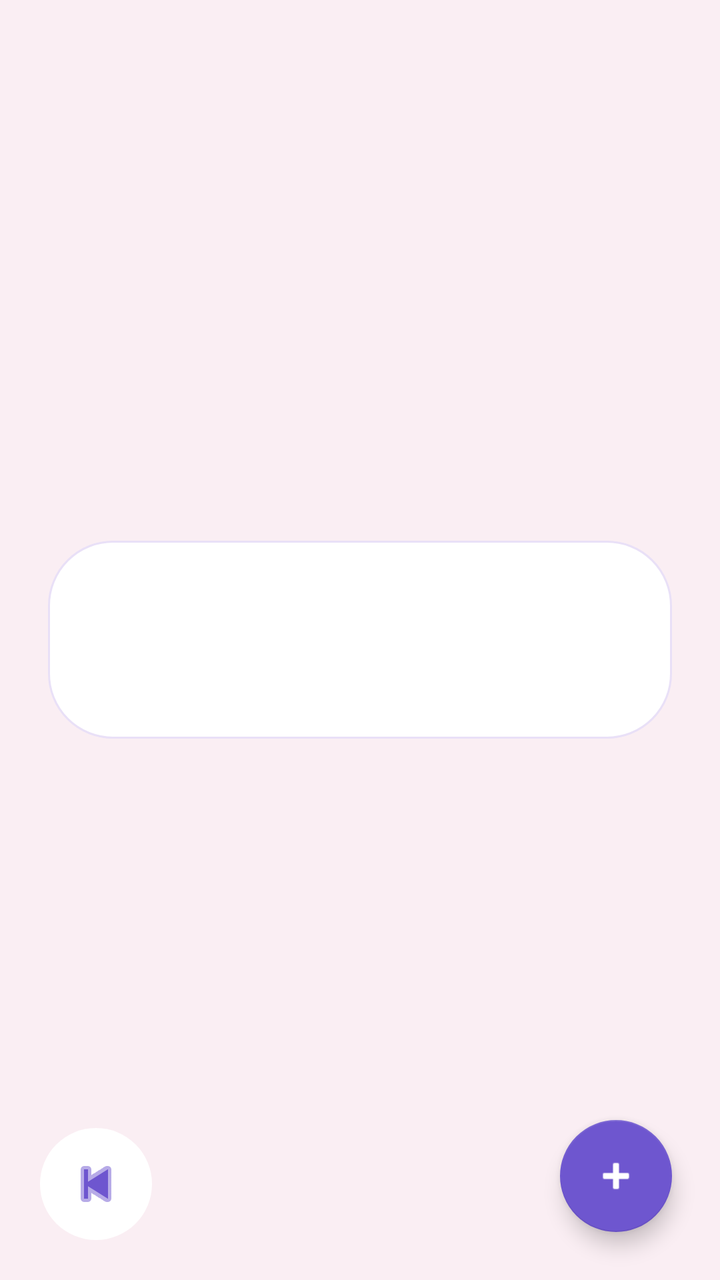
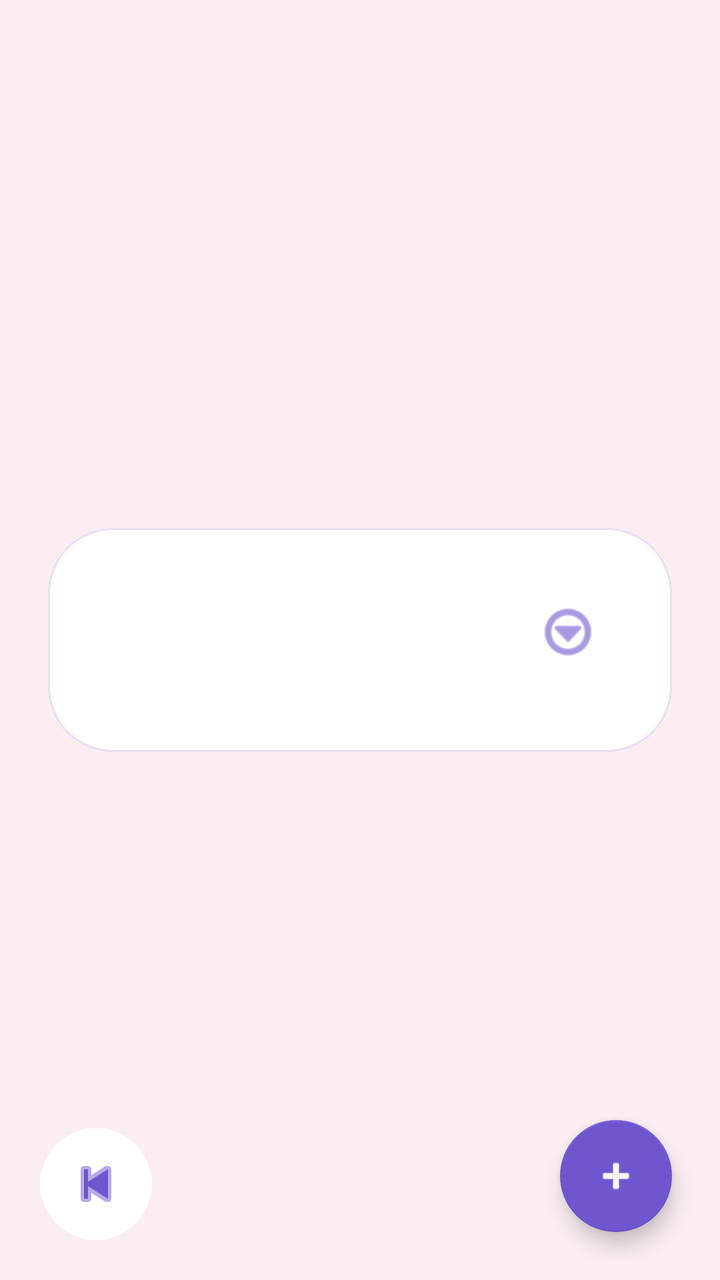

Compare the two renders of this Android layout. The source of the first and the diff that turns it into the second are given below.
<!-- AndroidManifest.xml: application theme Theme.Testando -->
<!-- res/layout/activity_child_tables.xml -->
<?xml version="1.0" encoding="utf-8"?>
<FrameLayout xmlns:android="http://schemas.android.com/apk/res/android"
    xmlns:app="http://schemas.android.com/apk/res-auto"
    android:layout_width="match_parent"
    android:layout_height="match_parent">

    <ScrollView
        android:layout_width="match_parent"
        android:layout_height="match_parent"
        android:background="@drawable/bg_screen_pink"
        android:fillViewport="true">

        <LinearLayout
            android:layout_width="match_parent"
            android:layout_height="match_parent"
            android:orientation="vertical"
            android:gravity="center"
            android:padding="24dp">

            <LinearLayout
                android:layout_width="match_parent"
                android:layout_height="wrap_content"
                android:background="@drawable/bg_card"
                android:orientation="vertical"
                android:padding="28dp">

                <TextView
                    android:id="@+id/tvChildName"
                    style="@style/TextTitle"
                    android:layout_width="wrap_content"
                    android:layout_height="wrap_content"
                    android:textSize="26sp" />

                <LinearLayout
                    android:id="@+id/containerTables"
                    android:layout_width="match_parent"
                    android:layout_height="wrap_content"
                    android:orientation="vertical"
                    android:layout_marginTop="8dp" />

            </LinearLayout>
        </LinearLayout>
    </ScrollView>

    <com.google.android.material.floatingactionbutton.FloatingActionButton
        android:id="@+id/fabAddTable"
        android:layout_width="wrap_content"
        android:layout_height="wrap_content"
        android:layout_gravity="bottom|end"
        android:layout_margin="24dp"
        android:src="@android:drawable/ic_input_add"
        app:backgroundTint="@color/title_purple"
        app:tint="@color/text_white" />

    <ImageView
        android:id="@+id/btnBack"
        android:layout_width="56dp"
        android:layout_height="56dp"
        android:layout_gravity="bottom|start"
        android:layout_margin="20dp"
        android:background="@drawable/bg_back_circle"
        android:src="@android:drawable/ic_media_previous"
        android:padding="12dp"
        app:tint="@color/title_purple" />

</FrameLayout>
<!-- resources referenced by this layout -->
<resources>
  <color name="text_white">#FFFFFF</color>
  <color name="title_purple">#6E56CF</color>
  <!-- drawable bg_back_circle (drawable) -->
  <?xml version="1.0" encoding="utf-8"?>
  <shape xmlns:android="http://schemas.android.com/apk/res/android">
      <solid android:color="#FFFFFF"/>
      <corners android:radius="50dp"/>
      <size android:width="56dp" android:height="56dp"/>
      <elevation android:shadowColor="#22000000"/>
  </shape>
  <!-- drawable bg_card (drawable) -->
  <?xml version="1.0" encoding="utf-8"?>
  <shape xmlns:android="http://schemas.android.com/apk/res/android">
      <solid android:color="@color/card_white" />
      <corners android:radius="32dp" />
      <stroke
          android:width="1dp"
          android:color="@color/card_border" />
      <padding
          android:left="2dp"
          android:top="2dp"
          android:right="2dp"
          android:bottom="2dp" />
  </shape>
  <!-- drawable bg_screen_pink (drawable) -->
  <?xml version="1.0" encoding="utf-8"?>
  <shape xmlns:android="http://schemas.android.com/apk/res/android">
      <solid android:color="@color/bg_pink" />
  </shape>
  <style name="TextTitle">
          <item name="android:fontFamily">@font/raleway_bold</item>
          <item name="android:textColor">@color/title_purple</item>
      </style>
  <style name="Theme.Testando" parent="Theme.AppCompat.Light.NoActionBar" />
  <color name="card_white">#FFFFFF</color>
  <color name="card_border">#E9E0F7</color>
  <color name="bg_pink">#FAEEF3</color>
</resources>

<!-- the commit's change to res/layout/activity_child_tables.xml (unified diff, before → after) -->
@@ -24,12 +24,30 @@
                 android:orientation="vertical"
                 android:padding="28dp">
 
-                <TextView
-                    android:id="@+id/tvChildName"
-                    style="@style/TextTitle"
-                    android:layout_width="wrap_content"
-                    android:layout_height="wrap_content"
-                    android:textSize="26sp" />
+                <RelativeLayout
+                    android:layout_width="match_parent"
+                    android:layout_height="wrap_content">
+
+                    <TextView
+                        android:id="@+id/tvChildName"
+                        style="@style/TextTitle"
+                        android:layout_width="wrap_content"
+                        android:layout_height="wrap_content"
+                        android:layout_alignParentStart="true"
+                        android:layout_toStartOf="@+id/btnChildOptions"
+                        android:textSize="26sp" />
+
+                    <ImageView
+                        android:id="@+id/btnChildOptions"
+                        android:layout_width="48dp"
+                        android:layout_height="48dp"
+                        android:layout_alignParentEnd="true"
+                        android:layout_centerVertical="true"
+                        android:padding="8dp"
+                        android:src="@android:drawable/ic_menu_more"
+                        app:tint="@color/title_purple" />
+
+                </RelativeLayout>
 
                 <LinearLayout
                     android:id="@+id/containerTables"
